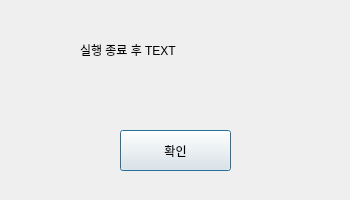
This is Qt_Widgets_App_RoutineAutomator/Qt_Widgets_App_RoutineAutomator/Qt_WC_RoutineOk.ui in dndjd321/RoutineAutomator as Qt 5 draws it before an edit. The edited form follows.
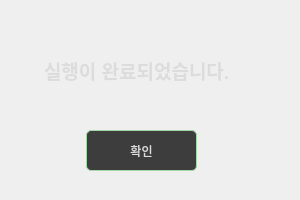
This is the edited form.

Diff of the .ui file:
```diff
--- a/Qt_Widgets_App_RoutineAutomator/Qt_Widgets_App_RoutineAutomator/Qt_WC_RoutineOk.ui
+++ b/Qt_Widgets_App_RoutineAutomator/Qt_Widgets_App_RoutineAutomator/Qt_WC_RoutineOk.ui
@@ -6,30 +6,114 @@
    <rect>
     <x>0</x>
     <y>0</y>
-    <width>350</width>
+    <width>300</width>
     <height>200</height>
    </rect>
   </property>
   <property name="windowTitle">
    <string>Qt_WC_RoutineOk</string>
   </property>
+  <property name="styleSheet">
+   <string notr="true">/* 메인 창 배경 */
+QMainWindow {
+	background-color: #2b2b2b;
+}
+
+/* 모든 텍스트 기본 설정 */
+QWidget {
+	color: #dcdcdc;
+	font-family: &quot;Malgun Gothic&quot;; /* 한글 가독성 좋은 폰트 */
+}
+
+/* 구역을 나누는 선이나 테두리 (TreeWidget 등) */
+QTreeWidget, QGroupBox, QLineEdit {
+	background-color: #333333;
+	border: 1px solid #a5d6a7; /* 연두색 선 */
+	border-radius: 4px;
+	gridline-color: #444444;
+}
+
+/* 헤더 부분 */
+QHeaderView::section {
+	background-color: #3d3d3d;
+	color: #a5d6a7;
+	padding: 5px;
+	border: 0.5px solid #2b2b2b;
+}
+
+/* 버튼 스타일 */
+QPushButton {
+	background-color: #3d3d3d;
+	border: 1px solid #a5d6a7;
+	border-radius: 5px;
+	padding: 5px 15px;
+	min-height: 25px;
+}
+
+QPushButton:hover {
+	background-color: #4d4d4d;
+	border: 2px solid #c5e1a5; /* 호버 시 약간 더 밝은 연두 */
+}
+
+QPushButton:pressed {
+	background-color: #2b2b2b;
+}
+
+/* 체크박스 */
+QCheckBox::indicator {
+	width: 15px;
+	height: 15px;
+	border: 1px solid #a5d6a7;
+	background: #2b2b2b;
+}
+
+QCheckBox::indicator:checked {
+	background-color: #a5d6a7; /* 체크 시 연두색으로 채움 */
+}
+
+/* 상태 표시줄 */
+QStatusBar {
+	background-color: #2b2b2b;
+	color: #888888; /* 상태바 텍스트는 더 차분하게 */
+}
+
+/* 트레이 메뉴 및 모든 팝업 메뉴 설정 */
+QMenu {
+    background-color: #ffffff;      /* 메뉴 배경: 하얀색 */
+    color: #000000;                 /* 텍스트 색상: 검은색 (사용자 요청) */
+    border: 1px solid #dcdcdc;      /* 가느다란 회색 테두리 */
+}
+
+/* 메뉴 항목이 선택(마우스 오버) 되었을 때 */
+QMenu::item:selected {
+    background-color: #a5d6a7;      /* 우리가 정한 연두색으로 하이라이트 */
+    color: #000000;                 /* 선택되어도 글자는 검은색 유지 */
+}
+
+/* 메뉴 내부의 구분선 */
+QMenu::separator {
+    height: 1px;
+    background: #e0e0e0;
+    margin: 5px;
+}</string>
+  </property>
   <widget class="QLabel" name="lb_RoutineReady">
    <property name="geometry">
     <rect>
-     <x>80</x>
+     <x>44</x>
      <y>20</y>
      <width>201</width>
      <height>101</height>
     </rect>
    </property>
    <property name="text">
-    <string>&lt;html&gt;&lt;head/&gt;&lt;body&gt;&lt;p&gt;실행 종료 후 TEXT&lt;/p&gt;&lt;p&gt;&lt;br/&gt;&lt;/p&gt;&lt;/body&gt;&lt;/html&gt;</string>
+    <string>&lt;html&gt;&lt;head/&gt;&lt;body&gt;&lt;p&gt;&lt;span style=&quot; font-size:14pt; font-weight:700;&quot;&gt;실행이 완료되었습니다.&lt;/span&gt;&lt;/p&gt;&lt;/body&gt;&lt;/html&gt;</string>
    </property>
   </widget>
   <widget class="QPushButton" name="pbtn_RoutineOk">
    <property name="geometry">
     <rect>
-     <x>120</x>
+     <x>86</x>
      <y>130</y>
      <width>111</width>
      <height>41</height>
```
